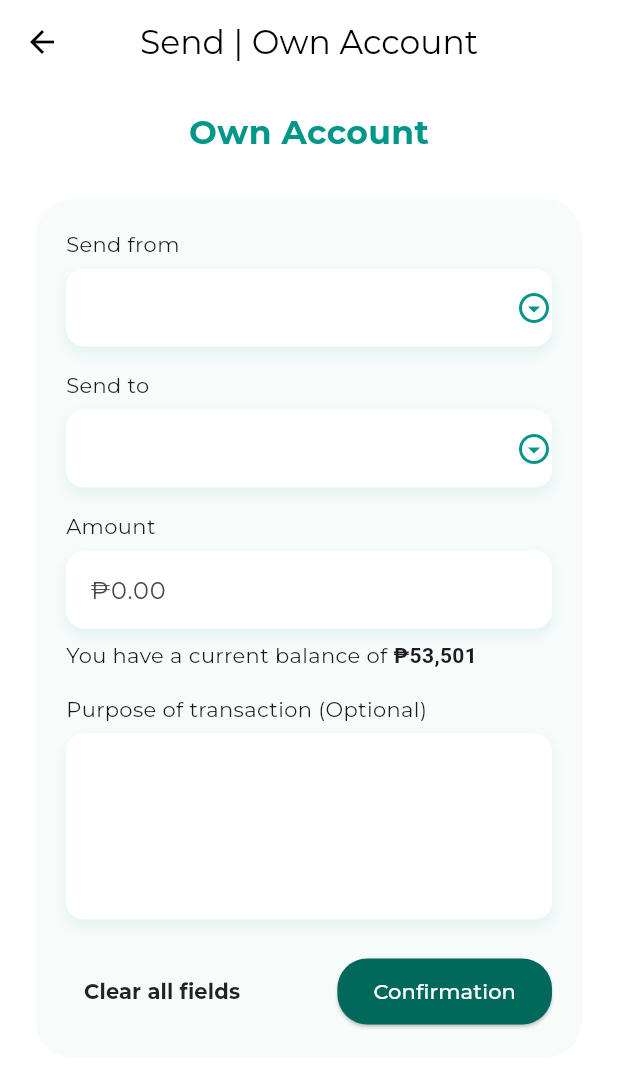
After one commit to juicethyn/emeraldbank, a Flutter app: the OwnAccountPage screen opened directly, on a phone screen of 412 x 824 dp. The commit adds this screen. Shown: the top 1069 px of the screen. Run offline on Flutter 3.47's test engine with Material 3 defaults, Android fonts, the light colour scheme and no system bars; our stand-ins replace firebase_auth, firebase_core, flutter_svg, fluttertoast; accounts and stored records are empty; project files that could hold a hidden picture were left out.

Commit message:
fund transfer

```diff
--- /dev/null
+++ b/lib/features/user_auth/presentation/pages/main/send_transfer_own_account.dart
@@ -0,0 +1,235 @@
+import 'package:flutter/material.dart';
+
+class OwnAccountPage extends StatefulWidget {
+  const OwnAccountPage({super.key});
+
+  @override
+  State<OwnAccountPage> createState() => _OwnAccountPageState();
+}
+
+class _OwnAccountPageState extends State<OwnAccountPage> {
+  String? sendFrom;
+  String? sendTo;
+  final amountController = TextEditingController();
+  final purposeController = TextEditingController();
+
+  void clearFields() {
+    setState(() {
+      sendFrom = null;
+      sendTo = null;
+      amountController.clear();
+      purposeController.clear();
+    });
+  }
+
+  @override
+  Widget build(BuildContext context) {
+    return Scaffold(
+      backgroundColor: Colors.white,
+      appBar: AppBar(
+        elevation: 0,
+        backgroundColor: Colors.white,
+        leading: IconButton(
+          icon: const Icon(Icons.arrow_back, color: Colors.black),
+          onPressed: () {},
+        ),
+        centerTitle: true,
+        title: const Text(
+          'Send | Own Account',
+          style: TextStyle(color: Colors.black),
+        ),
+      ),
+      body: SingleChildScrollView(
+        padding: const EdgeInsets.symmetric(horizontal: 24, vertical: 16),
+        child: Column(
+          crossAxisAlignment: CrossAxisAlignment.start,
+          children: [
+            const Center(
+              child: Text(
+                'Own Account',
+                style: TextStyle(
+                  fontSize: 22,
+                  fontWeight: FontWeight.bold,
+                  color: Colors.teal,
+                ),
+              ),
+            ),
+            const SizedBox(height: 30),
+            Container(
+              decoration: BoxDecoration(
+                color: Colors.teal.withOpacity(0.03),
+                borderRadius: BorderRadius.circular(24),
+              ),
+              padding: const EdgeInsets.all(20),
+              child: Column(
+                children: [
+                  buildDropdownField(
+                    label: "Send from",
+                    value: sendFrom,
+                    onChanged: (val) => setState(() => sendFrom = val),
+                    items: const ['Account 1', 'Account 2'],
+                  ),
+                  const SizedBox(height: 16),
+                  buildDropdownField(
+                    label: "Send to",
+                    value: sendTo,
+                    onChanged: (val) => setState(() => sendTo = val),
+                    items: const ['Account A', 'Account B'],
+                  ),
+                  const SizedBox(height: 16),
+                  buildTextField(
+                    controller: amountController,
+                    label: "Amount",
+                    hintText: "₱0.00",
+                    keyboardType: TextInputType.number,
+                  ),
+                  const SizedBox(height: 8),
+                  const Align(
+                    alignment: Alignment.centerLeft,
+                    child: Text.rich(
+                      TextSpan(
+                        text: 'You have a current balance of ',
+                        children: [
+                          TextSpan(
+                            text: '₱53,501',
+                            style: TextStyle(fontWeight: FontWeight.bold),
+                          ),
+                        ],
+                      ),
+                    ),
+                  ),
+                  const SizedBox(height: 16),
+                  buildTextField(
+                    controller: purposeController,
+                    label: "Purpose of transaction (Optional)",
+                    hintText: "",
+                    maxLines: 4,
+                    maxLength: 200,
+                  ),
+                  const SizedBox(height: 24),
+                  Row(
+                    mainAxisAlignment: MainAxisAlignment.spaceBetween,
+                    children: [
+                      TextButton(
+                        onPressed: clearFields,
+                        child: const Text(
+                          "Clear all fields",
+                          style: TextStyle(
+                            color: Colors.black87,
+                            fontWeight: FontWeight.bold,
+                          ),
+                        ),
+                      ),
+                      ElevatedButton(
+                        style: ElevatedButton.styleFrom(
+                          backgroundColor: Colors.teal.shade800,
+                          shape: RoundedRectangleBorder(
+                            borderRadius: BorderRadius.circular(20),
+                          ),
+                          padding: const EdgeInsets.symmetric(horizontal: 24, vertical: 12),
+                        ),
+                        onPressed: () {
+                          // handle confirmation
+                        },
+                        child: const Text(
+                          "Confirmation",
+                          style: TextStyle(color: Colors.white),
+                        ),
+                      ),
+                    ],
+                  )
+                ],
+              ),
+            ),
+          ],
+        ),
+      ),
+    );
+  }
+
+  Widget buildDropdownField({
+    required String label,
+    required String? value,
+    required void Function(String?) onChanged,
+    required List<String> items,
+  }) {
+    return Column(
+      crossAxisAlignment: CrossAxisAlignment.start,
+      children: [
+        Text(label),
+        const SizedBox(height: 6),
+        Container(
+          decoration: BoxDecoration(
+            color: Colors.white,
+            borderRadius: BorderRadius.circular(12),
+            boxShadow: [
+              BoxShadow(
+                color: Colors.teal.withOpacity(0.1),
+                blurRadius: 8,
+                offset: const Offset(0, 4),
+              ),
+            ],
+          ),
+          child: DropdownButtonFormField<String>(
+            value: value,
+            decoration: const InputDecoration(
+              contentPadding: EdgeInsets.symmetric(horizontal: 16, vertical: 14),
+              border: InputBorder.none,
+            ),
+            isExpanded: true,
+            icon: const Icon(Icons.arrow_drop_down_circle_outlined, color: Colors.teal),
+            items: items.map((item) {
+              return DropdownMenuItem<String>(
+                value: item,
+                child: Text(item),
+              );
+            }).toList(),
+            onChanged: onChanged,
+          ),
+        ),
+      ],
+    );
+  }
+
+  Widget buildTextField({
+    required TextEditingController controller,
+    required String label,
+    required String hintText,
+    TextInputType? keyboardType,
+    int? maxLines,
+    int? maxLength,
+  }) {
+    return Column(
+      crossAxisAlignment: CrossAxisAlignment.start,
+      children: [
+        Text(label),
+        const SizedBox(height: 6),
+        Container(
+          decoration: BoxDecoration(
+            color: Colors.white,
+            borderRadius: BorderRadius.circular(12),
+            boxShadow: [
+              BoxShadow(
+                color: Colors.teal.withOpacity(0.1),
+                blurRadius: 8,
+                offset: const Offset(0, 4),
+              ),
+            ],
+          ),
+          child: TextField(
+            controller: controller,
+            keyboardType: keyboardType,
+            maxLines: maxLines ?? 1,
+            maxLength: maxLength,
+            decoration: InputDecoration(
+              hintText: hintText,
+              contentPadding: const EdgeInsets.symmetric(horizontal: 16, vertical: 14),
+              border: InputBorder.none,
+              counterText: '',
+            ),
+          ),
+        ),
+      ],
+    );
+  }
+}
```
Also changed, not shown: lib/features/user_auth/presentation/pages/main/send_transfer.dart (added, +111 -0 lines), lib/features/user_auth/presentation/widgets/form_container_widget.dart (+22 -6 lines).
